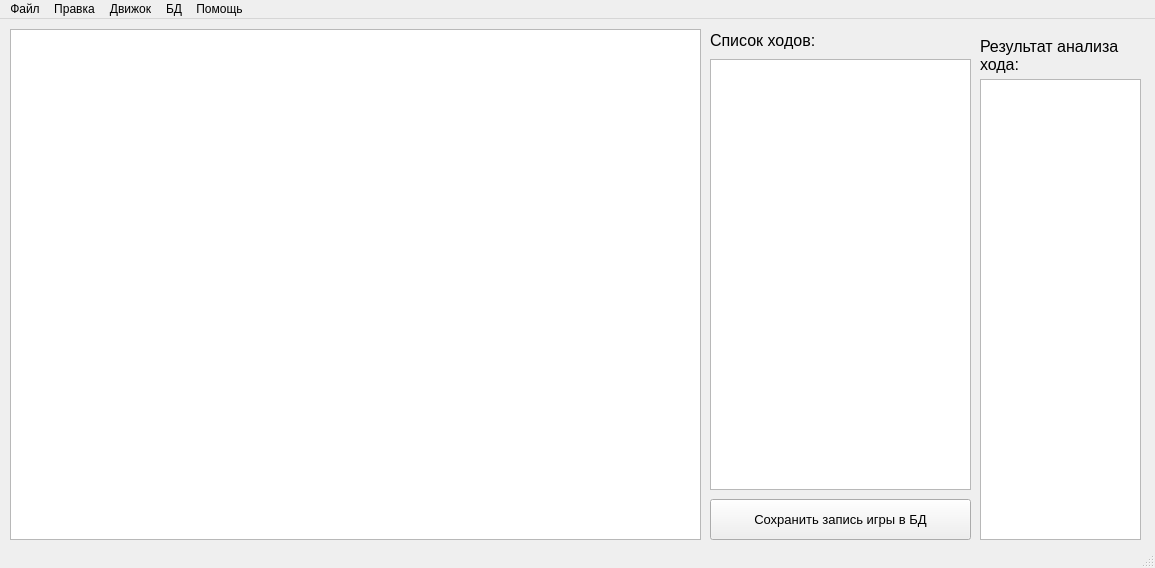
The window that main.ui (Ol333/gh) describes before a commit, drawn with Qt 5.
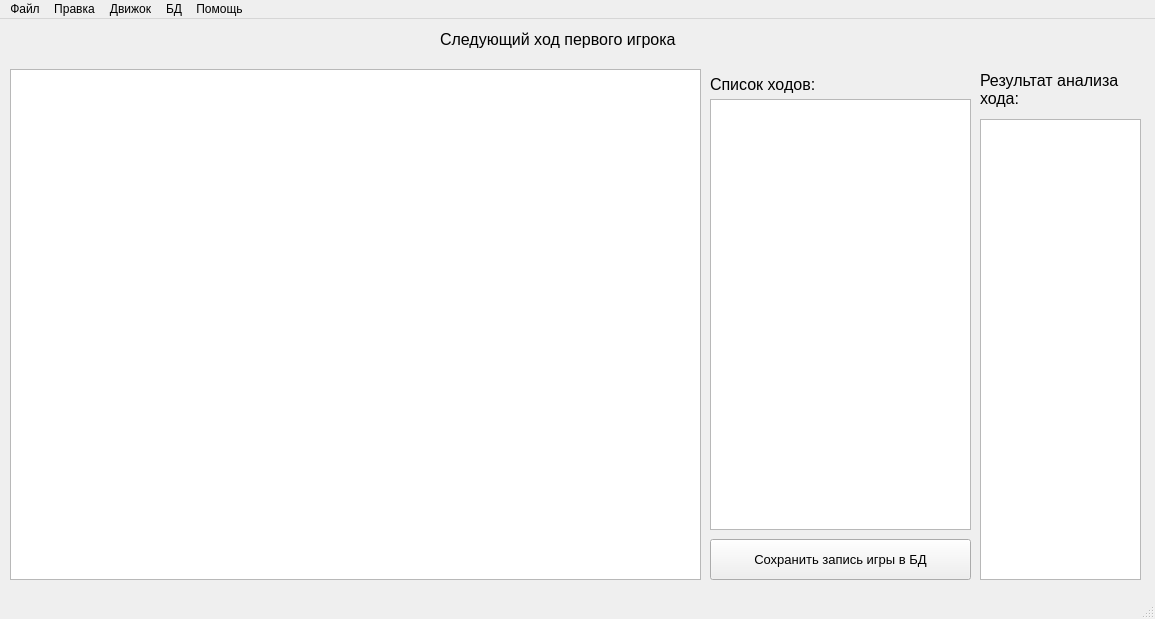
The same window after the commit.

```diff
--- a/main.ui
+++ b/main.ui
@@ -7,7 +7,7 @@
     <x>0</x>
     <y>0</y>
     <width>1155</width>
-    <height>568</height>
+    <height>619</height>
    </rect>
   </property>
   <property name="windowTitle">
@@ -18,7 +18,7 @@
     <property name="geometry">
      <rect>
       <x>710</x>
-      <y>480</y>
+      <y>520</y>
       <width>261</width>
       <height>41</height>
      </rect>
@@ -32,21 +32,11 @@
      <string>Сохранить запись игры в БД</string>
     </property>
    </widget>
-   <widget class="QListWidget" name="listWidget">
-    <property name="geometry">
-     <rect>
-      <x>710</x>
-      <y>40</y>
-      <width>261</width>
-      <height>431</height>
-     </rect>
-    </property>
-   </widget>
    <widget class="QGraphicsView" name="graphicsView">
     <property name="geometry">
      <rect>
       <x>10</x>
-      <y>10</y>
+      <y>50</y>
       <width>691</width>
       <height>511</height>
      </rect>
@@ -56,7 +46,7 @@
     <property name="geometry">
      <rect>
       <x>980</x>
-      <y>60</y>
+      <y>100</y>
       <width>161</width>
       <height>461</height>
      </rect>
@@ -66,9 +56,9 @@
     <property name="geometry">
      <rect>
       <x>710</x>
-      <y>11</y>
+      <y>50</y>
       <width>261</width>
-      <height>20</height>
+      <height>31</height>
      </rect>
     </property>
     <property name="font">
@@ -84,7 +74,7 @@
     <property name="geometry">
      <rect>
       <x>980</x>
-      <y>16</y>
+      <y>50</y>
       <width>161</width>
       <height>41</height>
      </rect>
@@ -99,6 +89,45 @@
 хода:</string>
     </property>
    </widget>
+   <widget class="QLabel" name="label_3">
+    <property name="geometry">
+     <rect>
+      <x>440</x>
+      <y>10</y>
+      <width>261</width>
+      <height>21</height>
+     </rect>
+    </property>
+    <property name="font">
+     <font>
+      <pointsize>12</pointsize>
+     </font>
+    </property>
+    <property name="text">
+     <string>Следующий ход первого игрока</string>
+    </property>
+   </widget>
+   <widget class="QTableWidget" name="tableWidget">
+    <property name="geometry">
+     <rect>
+      <x>710</x>
+      <y>80</y>
+      <width>261</width>
+      <height>431</height>
+     </rect>
+    </property>
+    <property name="font">
+     <font>
+      <pointsize>12</pointsize>
+     </font>
+    </property>
+    <property name="editTriggers">
+     <set>QAbstractItemView::NoEditTriggers</set>
+    </property>
+    <property name="selectionBehavior">
+     <enum>QAbstractItemView::SelectRows</enum>
+    </property>
+   </widget>
   </widget>
   <widget class="QMenuBar" name="menubar">
    <property name="geometry">
```
Left out of the diff: 8 changed lines with no effect on the pictures.
